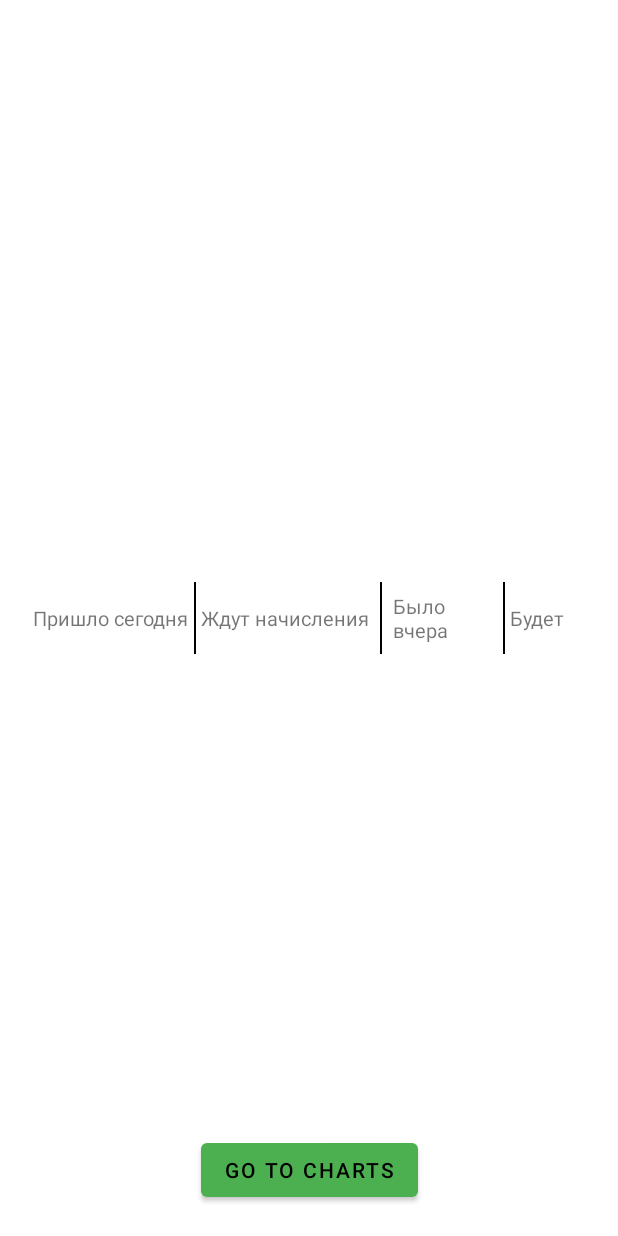
After one commit to Stahma2017/AppForTest, an Android app: the fragment MnogoruFragment placed in its activity, on a phone screen of 412 x 824 dp. The commit adds this screen. Run offline under Robolectric (Android 15) with nearby library versions, the phone set to English and light mode, and no system bars.

Commit message:
charts in progress

```diff
--- a/app/build.gradle
+++ b/app/build.gradle
@@ -52,7 +52,8 @@ dependencies {
     //fragment-ktx
     implementation 'androidx.fragment:fragment-ktx:1.4.0'
 
-
     implementation 'com.github.bumptech.glide:glide:4.13.0'
     annotationProcessor 'com.github.bumptech.glide:compiler:4.13.0'
+
+    implementation 'com.github.PhilJay:MPAndroidChart:v3.1.0'
 }
--- a/app/src/main/java/com/stas/appfortest/DataHolder.kt
+++ b/app/src/main/java/com/stas/appfortest/DataHolder.kt
@@ -13,7 +13,8 @@ object DataHolder {
     SamplesAdapter.SampleItem("Glide", MainActivity.Screen.GLIDE),
     SamplesAdapter.SampleItem("Bitmap Trasnformations", MainActivity.Screen.BITMAP_TRANSFORMATIONS),
     SamplesAdapter.SampleItem("Blur effect", MainActivity.Screen.BLUR_EFFECT),
-    SamplesAdapter.SampleItem("Bottomsheet", MainActivity.Screen.BOTTOMSHEET)
+    SamplesAdapter.SampleItem("Bottomsheet", MainActivity.Screen.BOTTOMSHEET),
+    SamplesAdapter.SampleItem("Mnogo.Ru", MainActivity.Screen.MNOGORU)
   )
 
   val coordinatorFragmentItems = mutableListOf<SamplesAdapter.SampleItem>(
--- a/app/src/main/java/com/stas/ui/base/BaseFragment.kt
+++ b/app/src/main/java/com/stas/ui/base/BaseFragment.kt
@@ -6,6 +6,7 @@ import android.view.View
 import android.view.ViewGroup
 import androidx.fragment.app.Fragment
 import androidx.viewbinding.ViewBinding
+import com.stas.ui.main.MainActivity
 
 abstract class BaseFragment<Binding : ViewBinding> : Fragment() {
 
@@ -25,6 +26,10 @@ abstract class BaseFragment<Binding : ViewBinding> : Fragment() {
     prepareUi(savedInstanceState)
   }
 
+  protected fun navigateTo(screen: MainActivity.Screen) {
+    (activity as MainActivity).navigateTo(screen)
+  }
+
   override fun onDestroyView() {
     super.onDestroyView()
     _binding = null
--- /dev/null
+++ b/app/src/main/java/com/stas/ui/mnogoru/MnogoruFragment.kt
@@ -0,0 +1,23 @@
+package com.stas.ui.mnogoru
+
+import android.os.Bundle
+import android.view.LayoutInflater
+import android.view.ViewGroup
+import com.stas.appfortest.databinding.FragmentMnogoruBinding
+import com.stas.ui.base.BaseFragment
+import com.stas.ui.main.MainActivity
+
+class MnogoruFragment : BaseFragment<FragmentMnogoruBinding>() {
+
+  override fun provideViewBinding(
+    inflater: LayoutInflater,
+    container: ViewGroup?
+  ): FragmentMnogoruBinding = FragmentMnogoruBinding.inflate(inflater, container, false)
+
+  override fun prepareUi(savedInstanceState: Bundle?) {
+    binding.action.setOnClickListener {
+      navigateTo(MainActivity.Screen.MNOGORU_CHARTS)
+    }
+  }
+
+}
--- /dev/null
+++ b/app/src/main/res/layout/fragment_mnogoru.xml
@@ -0,0 +1,110 @@
+<?xml version="1.0" encoding="utf-8"?>
+<androidx.constraintlayout.widget.ConstraintLayout xmlns:android="http://schemas.android.com/apk/res/android"
+    xmlns:app="http://schemas.android.com/apk/res-auto"
+    android:layout_width="match_parent"
+    android:layout_height="match_parent"
+    android:background="@color/white">
+
+    <TextView
+        android:id="@+id/lable1"
+        android:layout_width="wrap_content"
+        android:layout_height="wrap_content"
+        android:text="Пришло сегодня"
+        android:textSize="13sp"
+        android:layout_marginStart="22dp"
+        android:layout_marginHorizontal="8dp"
+        app:layout_constraintWidth_min="50dp"
+        app:layout_constrainedWidth="true"
+        app:layout_constraintHorizontal_chainStyle="spread"
+        app:layout_constraintBottom_toBottomOf="parent"
+        app:layout_constraintEnd_toStartOf="@+id/lable2"
+        app:layout_constraintStart_toStartOf="parent"
+        app:layout_constraintTop_toTopOf="parent" />
+
+    <View
+        android:id="@+id/divider1"
+        android:layout_width="1dp"
+        android:layout_height="48dp"
+        android:background="@color/black"
+        app:layout_constraintTop_toTopOf="parent"
+        app:layout_constraintBottom_toBottomOf="parent"
+        app:layout_constraintEnd_toStartOf="@+id/lable2"
+        app:layout_constraintStart_toEndOf="@+id/lable1" />
+
+    <TextView
+        android:id="@+id/lable2"
+        android:layout_width="wrap_content"
+        android:layout_height="wrap_content"
+        android:text="Ждут начисления"
+        app:layout_constraintWidth_min="50dp"
+        app:layout_constraintWidth_max="220dp"
+        android:textSize="13sp"
+        app:layout_constrainedWidth="true"
+        android:layout_marginHorizontal="8dp"
+        app:layout_constraintBottom_toBottomOf="parent"
+        app:layout_constraintEnd_toStartOf="@+id/lable3"
+        app:layout_constraintStart_toEndOf="@+id/lable1"
+        app:layout_constraintTop_toTopOf="parent" />
+
+    <View
+        android:id="@+id/divider2"
+        android:layout_width="1dp"
+        android:layout_height="48dp"
+        android:background="@color/black"
+        app:layout_constraintTop_toTopOf="parent"
+        app:layout_constraintBottom_toBottomOf="parent"
+        app:layout_constraintEnd_toStartOf="@+id/lable3"
+        app:layout_constraintStart_toEndOf="@+id/lable2" />
+
+    <TextView
+        android:id="@+id/lable3"
+        android:layout_width="wrap_content"
+        android:layout_height="wrap_content"
+        android:text="Было вчера"
+        android:textSize="13sp"
+        app:layout_constraintWidth_min="50dp"
+        app:layout_constrainedWidth="true"
+        android:layout_marginHorizontal="8dp"
+        app:layout_constraintBottom_toBottomOf="parent"
+        app:layout_constraintEnd_toStartOf="@+id/lable4"
+        app:layout_constraintStart_toEndOf="@+id/lable2"
+        app:layout_constraintTop_toTopOf="parent" />
+
+    <View
+        android:id="@+id/divider3"
+        android:layout_width="1dp"
+        android:layout_height="48dp"
+        android:background="@color/black"
+        app:layout_constraintTop_toTopOf="parent"
+        app:layout_constraintBottom_toBottomOf="parent"
+        app:layout_constraintEnd_toStartOf="@+id/lable4"
+        app:layout_constraintStart_toEndOf="@+id/lable3" />
+
+    <TextView
+        android:id="@+id/lable4"
+        android:layout_width="wrap_content"
+        android:layout_height="wrap_content"
+        android:text="Будет"
+        android:textSize="13sp"
+        app:layout_constrainedWidth="true"
+        android:layout_marginHorizontal="8dp"
+        app:layout_constraintWidth_min="50dp"
+        app:layout_constraintBottom_toBottomOf="parent"
+        app:layout_constraintEnd_toEndOf="parent"
+        app:layout_constraintStart_toEndOf="@+id/lable3"
+        android:layout_marginEnd="22dp"
+        app:layout_constraintTop_toTopOf="parent" />
+
+
+    <Button
+        android:id="@+id/action"
+        android:layout_width="wrap_content"
+        android:layout_height="wrap_content"
+        android:layout_marginBottom="20dp"
+        android:text="go to charts"
+        android:textColor="@color/black"
+        app:layout_constraintBottom_toBottomOf="parent"
+        app:layout_constraintEnd_toEndOf="parent"
+        app:layout_constraintStart_toStartOf="parent" />
+
+</androidx.constraintlayout.widget.ConstraintLayout>
--- a/app/src/main/res/values/colors.xml
+++ b/app/src/main/res/values/colors.xml
@@ -99,6 +99,7 @@
     <color name="secondary_text">#757575</color>
     <color name="icons">#FFFFFF</color>
     <color name="divider">#BDBDBD</color>
+    <color name="divide2r">#FFFFFF</color>
 
     //bottom sheet colors
     <color name="background_light">#b3e5fc</color>
--- a/build.gradle
+++ b/build.gradle
@@ -3,6 +3,7 @@ buildscript {
     repositories {
         google()
         mavenCentral()
+
     }
     dependencies {
         classpath "com.android.tools.build:gradle:7.0.3"
--- a/settings.gradle
+++ b/settings.gradle
@@ -4,6 +4,7 @@ dependencyResolutionManagement {
         google()
         mavenCentral()
         jcenter() // Warning: this repository is going to shut down soon
+        maven { url 'https://jitpack.io' }
     }
 }
 rootProject.name = "AppForTest"
```
Also changed, not shown: app/src/main/java/com/stas/ui/chart/ChartsFragment.kt (added, +38 -0 lines), app/src/main/java/com/stas/ui/main/MainActivity.kt (+20 -4 lines), app/src/main/res/layout/fragment_charts.xml (added, +16 -0 lines).
